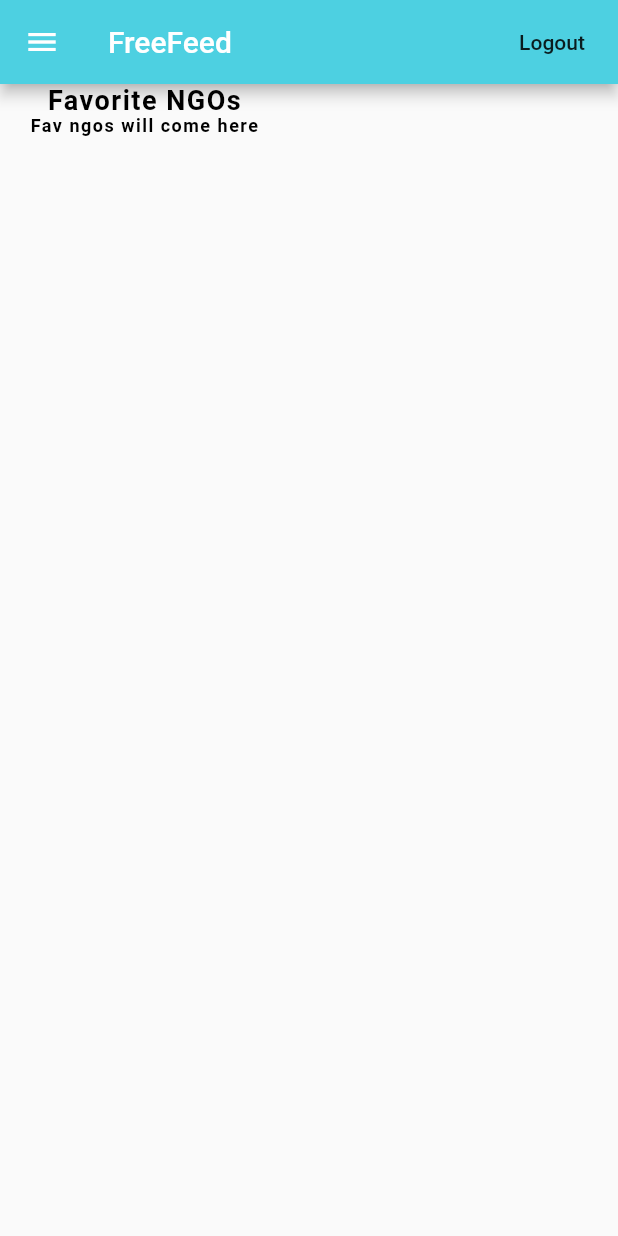
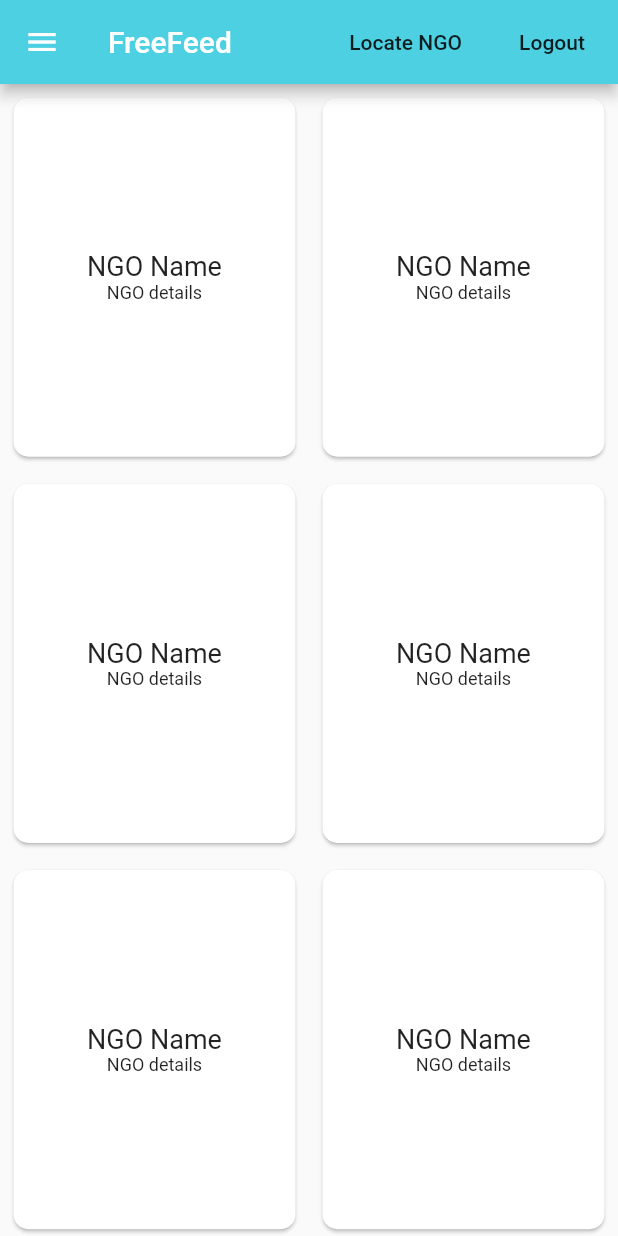
Before and after one commit to TrushaT/FreeFeed, a Flutter app: the screen it shows once a user with an empty profile is signed in, on a phone screen of 412 x 824 dp. Run offline on Flutter 3.47's test engine with Material 2 defaults, Android fonts, the phone set to English and light mode, and no system bars; our stand-ins replace cloud_firestore, firebase_auth, firebase_core, firebase_messaging, firebase_storage, geolocator and 2 more; accounts and stored records are empty; generated files the repository leaves out were written again.

Commit message:
User home screen, chat screen, donation history, drawer screen Ngo home screen changes, drawer screen changes

```diff
--- a/FreeFeed/lib/screens/users/home_screen.dart
+++ b/FreeFeed/lib/screens/users/home_screen.dart
@@ -1,5 +1,6 @@
 import 'package:FreeFeed/screens/authenticate/auth_screen.dart';
 import 'package:FreeFeed/screens/users/drawerscreen.dart';
+import 'package:FreeFeed/screens/users/ngodetails.dart';
 import 'map_ngo.dart';
 import 'package:flutter/material.dart';
 
@@ -16,12 +17,12 @@ class HomeScreen extends StatelessWidget {
               title: const Text('FreeFeed'),
               backgroundColor: Colors.cyan[300],
               actions: [
-                /* FlatButton(
+                FlatButton(
                   child: Text('Locate NGO'),
                   onPressed: () => Navigator.of(context)
                       .push(MaterialPageRoute(builder: (_) => NGOLocation())),
                 ),
-                 FlatButton(
+                 /*FlatButton(
                   child: Text('Chat'),
                   onPressed: () => Navigator.of(context)
                       .push(MaterialPageRoute(builder: (_) => ChatScreen())),
@@ -34,45 +35,44 @@ class HomeScreen extends StatelessWidget {
                 ),
               ],
             ),
-            body: Column(
-        children: <Widget>[
-
-          Expanded(
+            body: GridView.builder(
+          itemCount: 8,
+          gridDelegate: SliverGridDelegateWithFixedCrossAxisCount(
+            childAspectRatio: 8.0 / 10.0,
+            crossAxisCount: 2,
+          ),
+          itemBuilder: (BuildContext context, int index) {
+            return Padding(
+                padding: EdgeInsets.all(5),
+                child: Card(
+                    semanticContainer: true,
+                    shape: RoundedRectangleBorder(
+                      borderRadius: BorderRadius.circular(10.0),
+                    ),
+                    clipBehavior: Clip.antiAlias,
+                    child: InkWell(
+                      splashColor: Colors.cyan[100],
+                      onTap:  () {
+                        Navigator.of(context).push(MaterialPageRoute(builder: (_) => NgoDetails()));
+                      },
                     child: Column(
-              children: <Widget>[
-            Padding(
-            padding: EdgeInsets.symmetric(horizontal: 20.0),
-            child: Column(
-              mainAxisAlignment: MainAxisAlignment.spaceBetween,
+                      mainAxisAlignment: MainAxisAlignment.center,
                       children: <Widget>[
                         Text(
-                  'Favorite NGOs',
-                  style: TextStyle(
-                    color: Colors.black,
-                    fontSize: 18.0,
-                    fontWeight: FontWeight.bold,
-                    letterSpacing: 1.0,
-                  ),
+                              "NGO Name",
+                              style: TextStyle(fontSize: 18.0),
                             ),
                         Text(
-                  'Fav ngos will come here',
-                  style: TextStyle(
-                    color: Colors.black,
-                    fontSize: 12.0,
-                    fontWeight: FontWeight.bold,
-                    letterSpacing: 1.0,
-                  ),
-                ),
+                              "NGO details",
+                              style: TextStyle(fontSize: 12.0),
+                            )
                           ],
                       ),
 
+                    )));
+          },
         ),
 
-        ],
-      ),
-      )
-        ]
-    ),
     drawer: UserDrawerScreen(),
    );
 
```
Also changed, not shown: FreeFeed/lib/screens/NGO/homescreen.dart (+7 -20 lines), FreeFeed/lib/screens/users/chatswithngo.dart (added, +89 -0 lines), FreeFeed/lib/screens/users/donation_history.dart (+31 -6 lines), FreeFeed/lib/screens/users/drawerscreen.dart (+4 -12 lines), FreeFeed/lib/screens/users/map_ngo.dart (+7 -4 lines), FreeFeed/lib/screens/users/ngodetails.dart (added, +51 -0 lines), FreeFeed/lib/widgets/conversationList.dart (added, +54 -0 lines), FreeFeed/assets/ngo1.jpg (added). Lines whose indentation alone changed are shown as unchanged.
